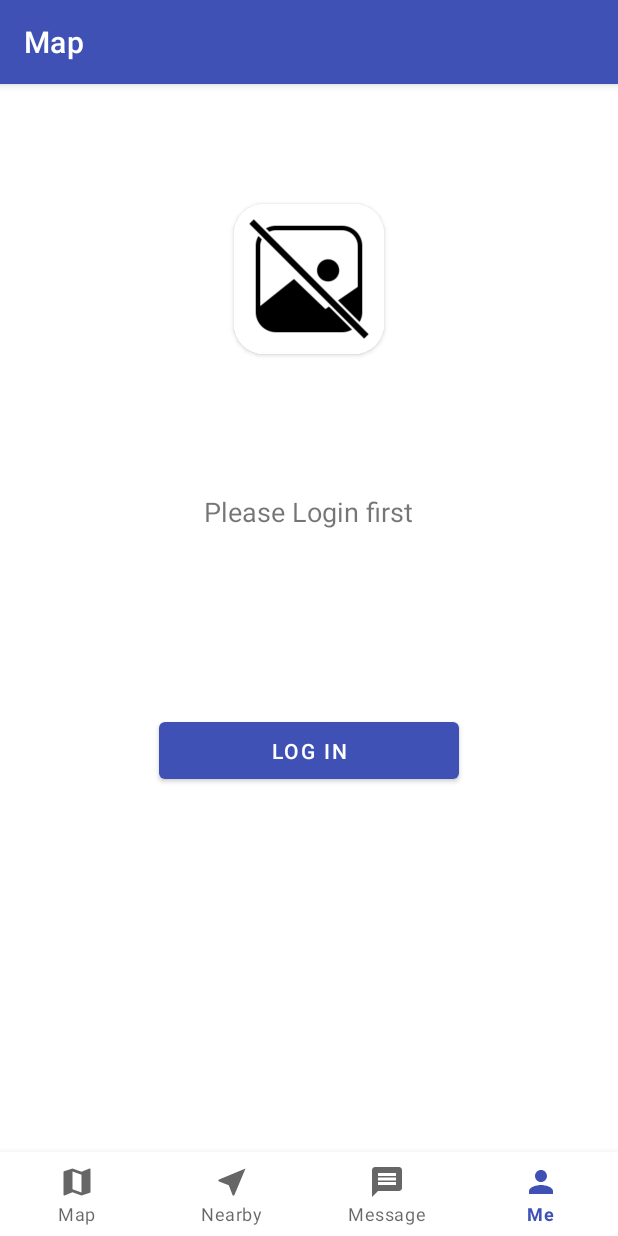
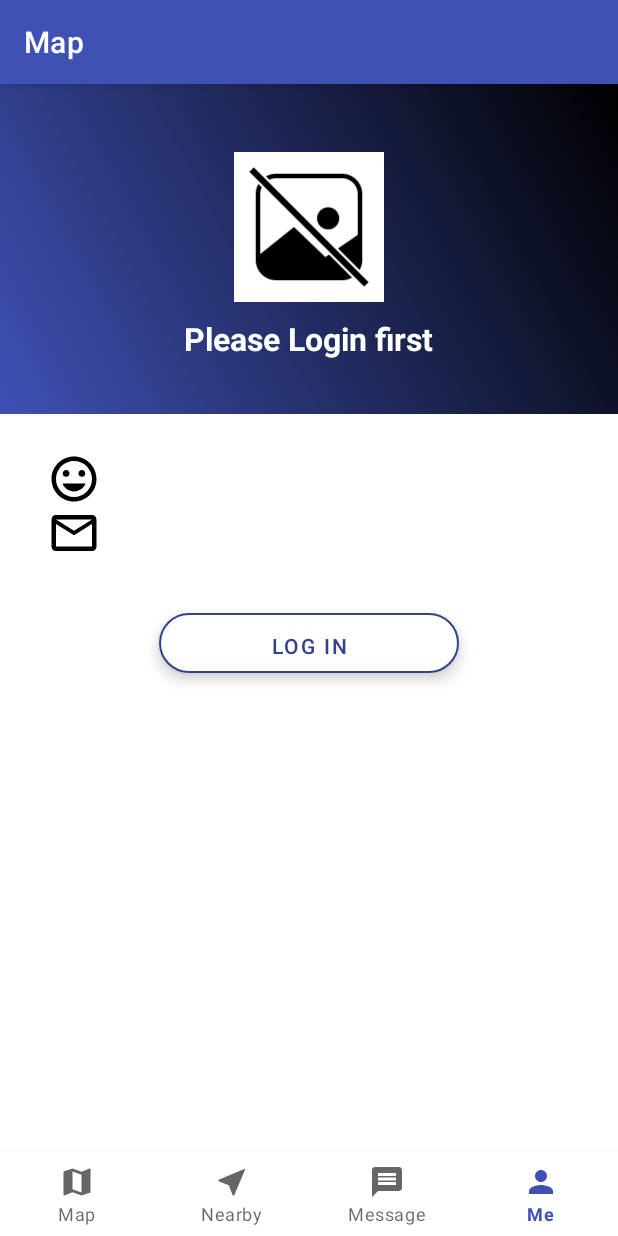
Before and after one commit to richarduuz/lost-and-found, an Android app: the screen it shows after launch (MainActivity), item 4 of the bottom bar chosen, on a phone screen of 412 x 824 dp. Run offline under Robolectric (Android 15) with nearby library versions, the phone set to English and light mode, and no system bars; our stand-ins replace ButterKnife, Firebase (no records; nobody signed in at launch, a user with empty details on screens opened directly), Picasso; libraries missing offline, so code that uses them is left out: com.google.gson.internal; pictures from the network do not load; 1 statement that could not run was skipped.

Commit message:
Me xml update

```diff
--- /dev/null
+++ b/app/src/main/res/drawable/gradientbackground.xml
@@ -0,0 +1,7 @@
+<?xml version="1.0" encoding="utf-8"?>
+<shape xmlns:android="http://schemas.android.com/apk/res/android">
+    <gradient android:angle="45"
+        android:startColor="@color/colorPrimary"
+        android:endColor="@android:color/black"
+        />
+</shape>
--- /dev/null
+++ b/app/src/main/res/drawable/ic_email_black_24dp.xml
@@ -0,0 +1,9 @@
+<vector xmlns:android="http://schemas.android.com/apk/res/android"
+        android:width="24dp"
+        android:height="24dp"
+        android:viewportWidth="24.0"
+        android:viewportHeight="24.0">
+    <path
+        android:fillColor="#FF000000"
+        android:pathData="M20,4L4,4c-1.1,0 -1.99,0.9 -1.99,2L2,18c0,1.1 0.9,2 2,2h16c1.1,0 2,-0.9 2,-2L22,6c0,-1.1 -0.9,-2 -2,-2zM20,18L4,18L4,8l8,5 8,-5v10zM12,11L4,6h16l-8,5z"/>
+</vector>
--- /dev/null
+++ b/app/src/main/res/drawable/ic_mood_black_24dp.xml
@@ -0,0 +1,9 @@
+<vector xmlns:android="http://schemas.android.com/apk/res/android"
+        android:width="24dp"
+        android:height="24dp"
+        android:viewportWidth="24.0"
+        android:viewportHeight="24.0">
+    <path
+        android:fillColor="#FF000000"
+        android:pathData="M11.99,2C6.47,2 2,6.48 2,12s4.47,10 9.99,10C17.52,22 22,17.52 22,12S17.52,2 11.99,2zM12,20c-4.42,0 -8,-3.58 -8,-8s3.58,-8 8,-8 8,3.58 8,8 -3.58,8 -8,8zM15.5,11c0.83,0 1.5,-0.67 1.5,-1.5S16.33,8 15.5,8 14,8.67 14,9.5s0.67,1.5 1.5,1.5zM8.5,11c0.83,0 1.5,-0.67 1.5,-1.5S9.33,8 8.5,8 7,8.67 7,9.5 7.67,11 8.5,11zM12,17.5c2.33,0 4.31,-1.46 5.11,-3.5L6.89,14c0.8,2.04 2.78,3.5 5.11,3.5z"/>
+</vector>
--- a/app/src/main/res/layout/fragment_me.xml
+++ b/app/src/main/res/layout/fragment_me.xml
@@ -1,90 +1,114 @@
 <?xml version="1.0" encoding="utf-8"?>
-<FrameLayout xmlns:android="http://schemas.android.com/apk/res/android"
+<LinearLayout xmlns:android="http://schemas.android.com/apk/res/android"
     xmlns:tools="http://schemas.android.com/tools"
+    xmlns:app="http://schemas.android.com/apk/res-auto"
     android:layout_width="match_parent"
     android:layout_height="match_parent"
-    xmlns:app="http://schemas.android.com/apk/res-auto"
-    tools:context=".MeFragment">
-
-    <!-- TODO: Update blank fragment layout -->
-    <RelativeLayout android:layout_width="fill_parent"
-        android:layout_height="fill_parent"
-        >
-
+    tools:context=".MeFragment"
+    android:background="@color/colorWhite"
+    android:orientation="vertical">
+    <RelativeLayout
+        android:layout_width="match_parent"
+        android:layout_height="220dp">
         <LinearLayout
-            android:id="@+id/photo"
+            android:background="@drawable/gradientbackground"
             android:layout_width="match_parent"
-            android:layout_height="200dp"
-            android:layout_marginTop="30dp"
-            android:gravity="center">
-            <androidx.cardview.widget.CardView
+            android:layout_height="300dp"
+            android:orientation="vertical">
+            <ImageView
+                android:id="@+id/photo_imageview"
+                android:layout_marginTop="45dp"
+                android:layout_gravity="center_horizontal"
                 android:layout_width="100dp"
                 android:layout_height="100dp"
-                app:cardCornerRadius="20dp"
-                android:layout_margin="5dp"
-                android:elevation="10dp">
-                <ImageView
-                    android:id="@+id/photo_imageview"
-                    android:layout_width="match_parent"
-                    android:layout_height="match_parent"
-                    android:clickable="true"
-                    android:src="@drawable/me"
-                    android:background="@color/cardview_light_background"
-                    android:scaleType="centerCrop"/>
-            </androidx.cardview.widget.CardView>
+                android:src="@drawable/me"/>
+            <TextView
+                android:id="@+id/username_profile"
+                android:layout_marginTop="10dp"
+                android:layout_gravity="center_horizontal"
+                android:layout_width="wrap_content"
+                android:layout_height="wrap_content"
+                android:text="Wiliam Snoe"
+                android:textColor="#fff"
+                android:textStyle="bold"
+                android:textSize="21sp"/>
+        </LinearLayout>
+    </RelativeLayout>
+
+    <LinearLayout
+        android:layout_width="400dp"
+        android:layout_height="wrap_content"
+        android:orientation="vertical"
+        android:layout_gravity="center"
+        android:layout_marginTop="25dp"
+        android:layout_marginBottom="25dp">
+        <LinearLayout
+            android:orientation="horizontal"
+            android:paddingLeft="25dp"
+            android:layout_width="match_parent"
+            android:layout_height="wrap_content">
+            <ImageView
+                android:layout_width="36dp"
+                android:layout_height="36dp"
+                android:src="@drawable/ic_mood_black_24dp"/>
+            <TextView
+                android:id="@+id/profile"
+                android:textStyle="bold"
+                android:layout_gravity="center_vertical"
+                android:layout_width="wrap_content"
+                android:layout_height="wrap_content"
+                android:paddingLeft="20dp"
+                android:text="Profile"/>
         </LinearLayout>
 
         <LinearLayout
-            android:id="@+id/username_layout"
+            android:orientation="horizontal"
+            android:paddingLeft="25dp"
             android:layout_width="match_parent"
-            android:layout_height="90dp"
-            android:layout_marginTop="10dp"
-            android:layout_below="@+id/photo"
-            android:gravity="center">
-
+            android:layout_height="wrap_content">
+            <ImageView
+                android:layout_width="36dp"
+                android:layout_height="36dp"
+                android:src="@drawable/ic_email_black_24dp"/>
             <TextView
-                android:id="@+id/username_profile"
+                android:id="@+id/email_address_profile"
+                android:textStyle="bold"
+                android:layout_gravity="center_vertical"
                 android:layout_width="wrap_content"
                 android:layout_height="wrap_content"
-                android:text="Username"
-                android:textSize="18dp"/>
-
+                android:paddingLeft="20dp"/>
         </LinearLayout>
 
-        <LinearLayout
-            android:id="@+id/me_items"
-            android:layout_width="match_parent"
-            android:layout_height="200dp"
-            android:layout_below="@+id/username_layout"
-            android:layout_marginTop="20dp"
-            android:gravity="center"
-            android:orientation="vertical">
-
-            <TextView
-                android:id="@+id/profile"
-                android:layout_width="match_parent"
-                android:layout_height="wrap_content"
-                android:text="Profile" />
-            <TextView
-                android:id="@+id/email_address_profile"
-                android:layout_width="match_parent"
-                android:layout_marginStart="24dp"
-                android:layout_marginEnd="24dp"
-                android:layout_height="wrap_content" />
-            <Button
-                android:id="@+id/sign_out"
-                android:text="Sign out"
-                android:layout_width="200dp"
-                android:layout_height="50dp" />
-            <Button
-                android:id="@+id/change_password"
-                android:text="Reset Password"
-                android:layout_width="200dp"
-                android:layout_height="50dp" />
+    </LinearLayout>
 
 
-        </LinearLayout>
+    <com.google.android.material.floatingactionbutton.ExtendedFloatingActionButton
+        android:id="@+id/sign_out"
+        style="@style/Widget.MaterialComponents.ExtendedFloatingActionButton"
+        android:layout_gravity="center"
+        android:layout_width="200dp"
+        android:layout_height="40dp"
+        android:layout_margin="10dp"
+        app:rippleColor="@color/colorPrimaryDark"
+        android:textColor="@color/colorPrimaryDark"
+        app:strokeColor="@color/colorPrimaryDark"
+        app:strokeWidth="1dp"
+        app:backgroundTint="@android:color/white"
+        android:text="Sign Out" />
 
-    </RelativeLayout>
+    <com.google.android.material.floatingactionbutton.ExtendedFloatingActionButton
+        android:id="@+id/change_password"
+        style="@style/Widget.MaterialComponents.ExtendedFloatingActionButton"
+        android:layout_gravity="center"
+        android:layout_width="200dp"
+        android:layout_height="40dp"
+        android:layout_margin="10dp"
+        app:rippleColor="@color/colorPrimaryDark"
+        android:textColor="@color/colorPrimaryDark"
+        app:strokeColor="@color/colorPrimaryDark"
+        app:strokeWidth="1dp"
+        app:backgroundTint="@android:color/white"
+        android:text="Reset Password" />
 
-</FrameLayout>
+
+</LinearLayout>
```
